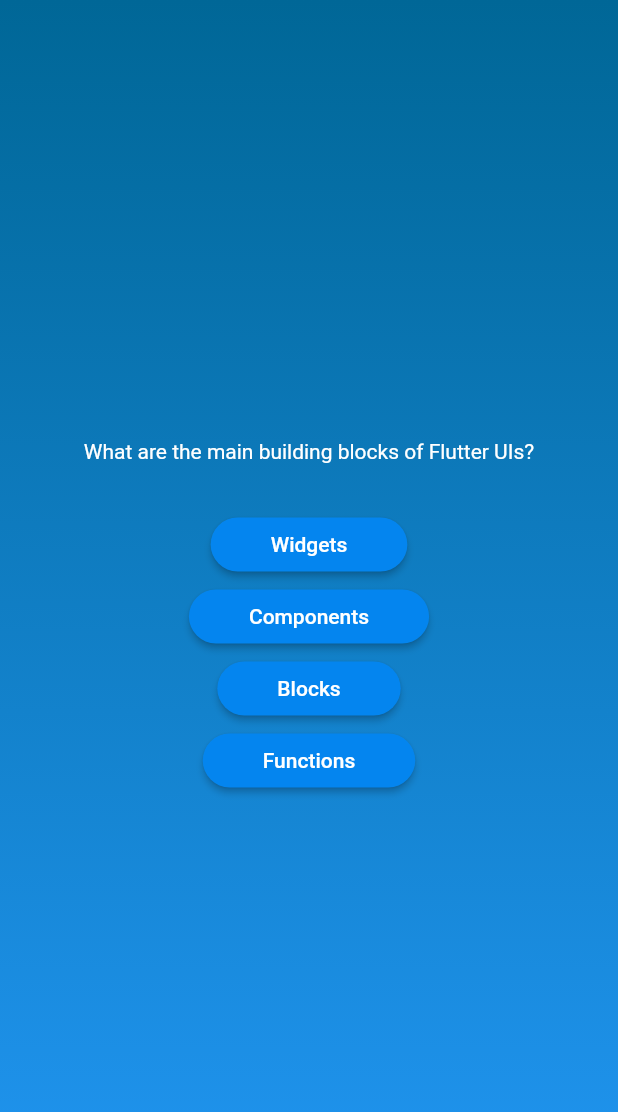
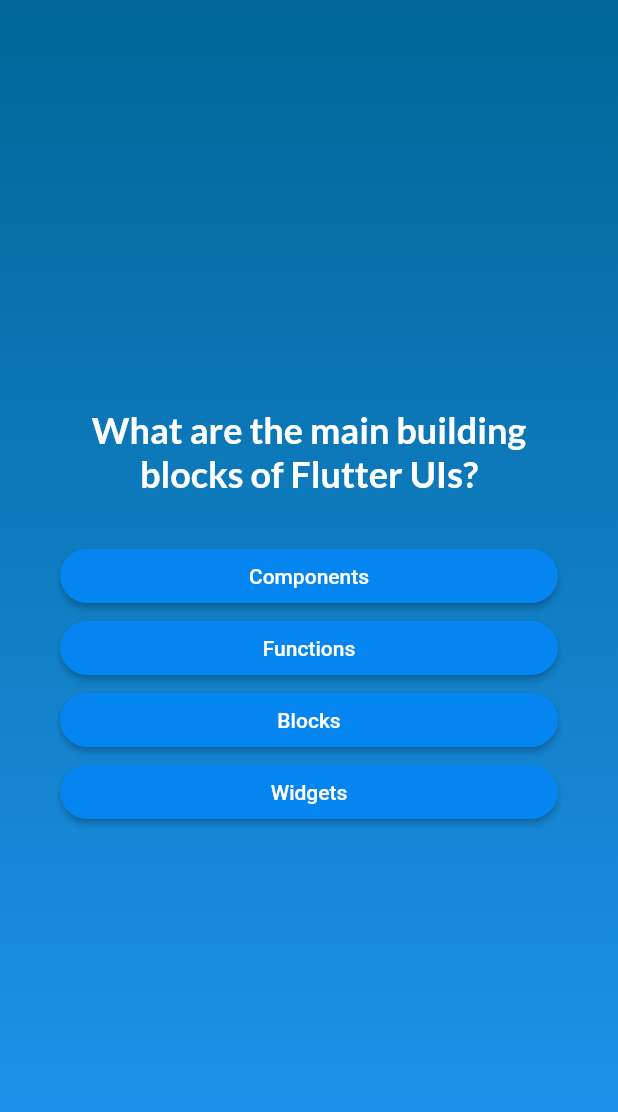
Before and after one commit to ismailariyan/quiz-app-flutter, a Flutter app: the screen it shows after launch, after a tap on "Start Quiz", on a phone screen of 412 x 824 dp. Shown: the top 1112 px of the screen. Run offline on Flutter 3.47's test engine with Material 2 defaults, Android fonts, the phone set to English and light mode, and no system bars; our stand-ins replace google_fonts.

Commit message:
result screen bug issue

```diff
--- a/lib/answer_button.dart
+++ b/lib/answer_button.dart
@@ -10,12 +10,12 @@
     return ElevatedButton(
       onPressed: onTap,
       style: ElevatedButton.styleFrom(
-        padding: const EdgeInsets.symmetric(vertical: 10,horizontal: 40),
-        backgroundColor:  const Color.fromARGB(255, 4, 133, 239),
+        padding: const EdgeInsets.symmetric(vertical: 10, horizontal: 40),
+        backgroundColor: const Color.fromARGB(255, 4, 133, 239),
         foregroundColor: Colors.white,
         shape: RoundedRectangleBorder(borderRadius: BorderRadius.circular(40)),
       ),
-      child: Text(answerText),
+      child: Text(answerText, textAlign: TextAlign.center,),
     );
   }
 }
--- a/lib/models/quiz_questions.dart
+++ b/lib/models/quiz_questions.dart
@@ -1,5 +1,11 @@
-class QuizQuestion{
-  const QuizQuestion(this.text,this.answers);
+class QuizQuestion {
+  const QuizQuestion(this.text, this.answers);
   final String text;
   final List<String> answers;
+
+  List<String> getShuffledAnswers() {
+    final shuffledList = List.of(answers);// to get the shuffled list we need to make a copy of  the list 1st
+    shuffledList.shuffle(); // as shuffle doest return a new list it changes the existing list which we didn't want
+    return shuffledList;   // so we made a copy of answers list using List.of(answers) method
+  }
 }
--- a/lib/question_screen.dart
+++ b/lib/question_screen.dart
@@ -1,9 +1,13 @@
 import 'package:flutter/material.dart';
 import 'package:quiz_app/answer_button.dart';
 import 'package:quiz_app/data/questions.dart';
+import 'package:google_fonts/google_fonts.dart';
 
 class QuestionsScreen extends StatefulWidget {
-  const QuestionsScreen({super.key});
+  const QuestionsScreen({super.key, required this.onSelectAnswer});
+
+  final void Function(String answer) onSelectAnswer;
+
   @override
   State<QuestionsScreen> createState() {
     return _QuestionsScreenState();
@@ -11,28 +15,54 @@
 }
 
 class _QuestionsScreenState extends State<QuestionsScreen> {
+  var currentQuestionIndex = 0;
+  void answerQuestion(String selectedAnswer) {
+widget.onSelectAnswer(selectedAnswer);
+    setState(() {
+      currentQuestionIndex++;
+    });
+  }
+
   @override
   Widget build(BuildContext context) {
-    final currentQuestion = questions[0];
+    final currentQuestion = questions[currentQuestionIndex];
     // this another approach for centering the elements
     return SizedBox(
       width: double.infinity, // use as much width as you want
 
+      child: Container(
+        margin: const EdgeInsets.all(40),
         child: Column(
-        mainAxisAlignment: MainAxisAlignment.center,
+          mainAxisAlignment: MainAxisAlignment.center, // this is the Y axis
+          crossAxisAlignment: CrossAxisAlignment.stretch, // this is the X axis
           children: [
             Text(
               currentQuestion.text,
-            style: const TextStyle(color: Colors.white),
+              style:GoogleFonts.lato(
+                color: Colors.white,
+                fontSize: 24,
+                fontWeight: FontWeight.bold,
+              ),
+              textAlign: TextAlign.center,
             ),
             const SizedBox(
               height: 30,
             ),
-          AnswerButton(answerText: currentQuestion.answers[0], onTap: () {}),
-          AnswerButton(answerText: currentQuestion.answers[1], onTap: () {}),
-          AnswerButton(answerText:currentQuestion.answers[2], onTap: () {}),
-          AnswerButton(answerText: currentQuestion.answers[3], onTap: () {}),
+            ...currentQuestion.getShuffledAnswers().map((answer) {
+              return AnswerButton(
+                answerText: answer,
+                onTap: (){
+                  answerQuestion(answer);
+                },
+              );
+            }),
+            // here the spread operator is used to pull out the widgets from this list into th main list as the
+            //children accpets list of widgets i cant accpet list within a list
+            // [Text,sizedBox,[AnswerButton widgets,AnswerButton widgets],Other things] <<== this is not ACCEPTED
+            // using the Spread oparator we convert this into
+            // [Text,sizedBox,AnswerButton widgets,AnswerButton widgets,Other things] <<== this ACCEPTED
           ],
+        ),
       ),
     );
   }
--- a/lib/quiz.dart
+++ b/lib/quiz.dart
@@ -1,5 +1,7 @@
 import 'package:flutter/material.dart';
+import 'package:quiz_app/data/questions.dart';
 import 'package:quiz_app/question_screen.dart';
+import 'package:quiz_app/results_screen.dart';
 import 'package:quiz_app/start_screen.dart';
 
 class Quiz extends StatefulWidget {
@@ -30,11 +32,22 @@
 
   //2nd Method
   var activeScreen = 'start-screen';
+   List<String> selectedAnswers = [];
 
   void switchScreen() {
     setState(() {
       activeScreen = 'questions-screen';
     });
+  }
+
+  void chooseAnswer(String answer) {
+    selectedAnswers.add(answer);
+    if(selectedAnswers.length == questions.length){
+      setState(() {
+
+        activeScreen = 'results-screen';
+      });
+    }
   }
 
   // @override
@@ -65,7 +78,9 @@
   Widget build(BuildContext context) {
     Widget screenWidget = StartScreen(switchScreen);
     if (activeScreen == 'questions-screen') {
-      screenWidget = const QuestionsScreen();
+      screenWidget =  QuestionsScreen(onSelectAnswer: chooseAnswer);
+    }else if(activeScreen == 'results-screen'){
+      screenWidget = ResultsScreen(choosenAnswer: selectedAnswers,);
     }
 
     return MaterialApp(
--- a/lib/start_screen.dart
+++ b/lib/start_screen.dart
@@ -1,4 +1,5 @@
 import 'package:flutter/material.dart';
+import 'package:google_fonts/google_fonts.dart';
 
 class StartScreen extends StatelessWidget {
   const StartScreen(this.startQuiz, {super.key});
@@ -17,9 +18,9 @@
           const SizedBox(
             height: 80,
           ),
-          const Text(
+           Text(
             'Learn Flutter the Fun way!',
-            style: TextStyle(
+            style: GoogleFonts.lato(
               fontSize: 28,
               color: Colors.white,
             ),
```
Also changed, not shown: lib/questions_summary.dart (added, +31 -0 lines), lib/results_screen.dart (added, +44 -0 lines), pubspec.yaml (+4 -4 lines), pubspec.lock. Lines whose indentation alone changed are shown as unchanged.
